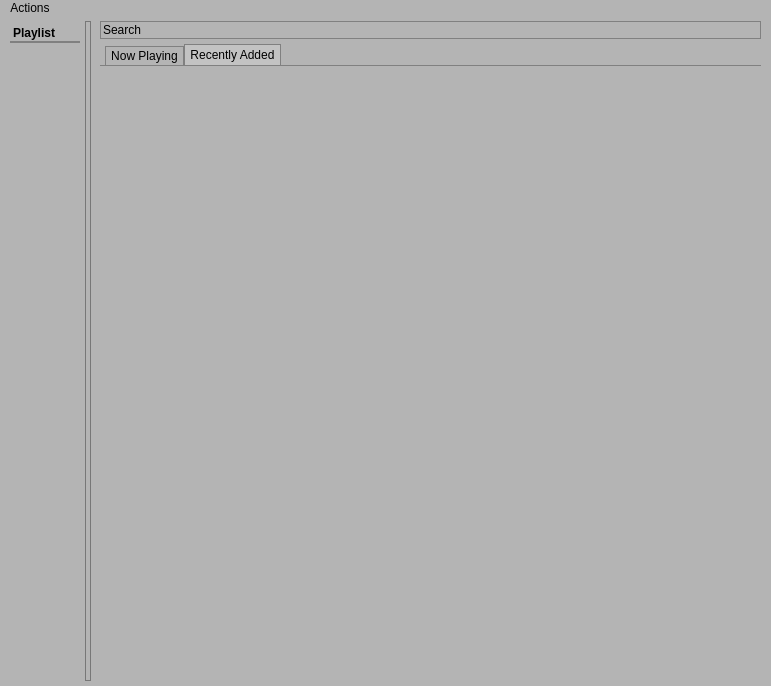
Qt form ssmp/ssmp.ui (Sushisource/wubwub) before a commit.
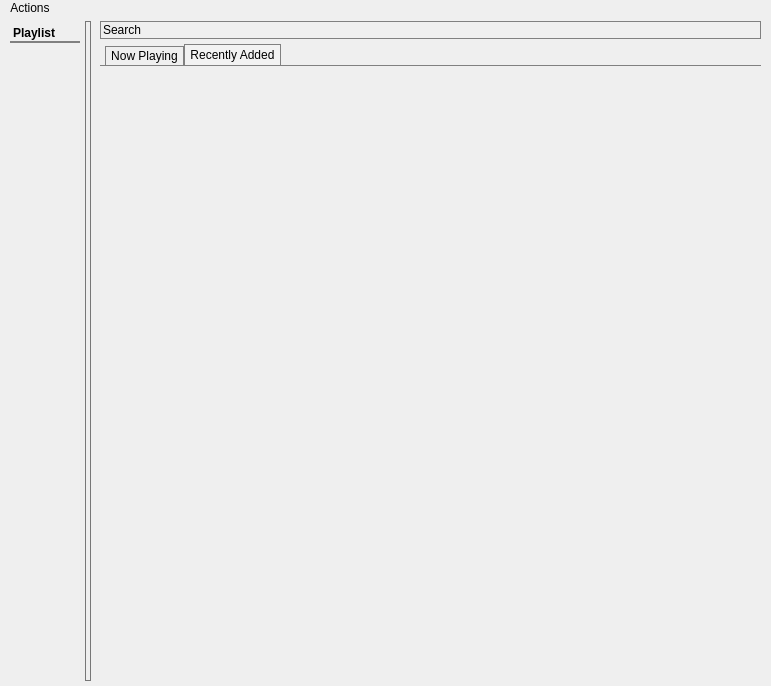
The same form after that commit. Custom widgets are drawn as their Qt base class.

Commit message: Fix weird palette issue on OS X. Issue is I am forced to use default window color for now...

The edit to the form file:
```diff
--- a/ssmp/ssmp.ui
+++ b/ssmp/ssmp.ui
@@ -16,130 +16,12 @@
     <height>200</height>
    </size>
   </property>
-  <property name="palette">
-   <palette>
-    <active>
-     <colorrole role="Button">
-      <brush brushstyle="SolidPattern">
-       <color alpha="255">
-        <red>180</red>
-        <green>180</green>
-        <blue>180</blue>
-       </color>
-      </brush>
-     </colorrole>
-     <colorrole role="Base">
-      <brush brushstyle="SolidPattern">
-       <color alpha="255">
-        <red>180</red>
-        <green>180</green>
-        <blue>180</blue>
-       </color>
-      </brush>
-     </colorrole>
-     <colorrole role="Window">
-      <brush brushstyle="SolidPattern">
-       <color alpha="255">
-        <red>180</red>
-        <green>180</green>
-        <blue>180</blue>
-       </color>
-      </brush>
-     </colorrole>
-     <colorrole role="NoRole">
-      <brush brushstyle="SolidPattern">
-       <color alpha="255">
-        <red>167</red>
-        <green>167</green>
-        <blue>167</blue>
-       </color>
-      </brush>
-     </colorrole>
-    </active>
-    <inactive>
-     <colorrole role="Button">
-      <brush brushstyle="SolidPattern">
-       <color alpha="255">
-        <red>180</red>
-        <green>180</green>
-        <blue>180</blue>
-       </color>
-      </brush>
-     </colorrole>
-     <colorrole role="Base">
-      <brush brushstyle="SolidPattern">
-       <color alpha="255">
-        <red>180</red>
-        <green>180</green>
-        <blue>180</blue>
-       </color>
-      </brush>
-     </colorrole>
-     <colorrole role="Window">
-      <brush brushstyle="SolidPattern">
-       <color alpha="255">
-        <red>180</red>
-        <green>180</green>
-        <blue>180</blue>
-       </color>
-      </brush>
-     </colorrole>
-     <colorrole role="NoRole">
-      <brush brushstyle="SolidPattern">
-       <color alpha="255">
-        <red>167</red>
-        <green>167</green>
-        <blue>167</blue>
-       </color>
-      </brush>
-     </colorrole>
-    </inactive>
-    <disabled>
-     <colorrole role="Button">
-      <brush brushstyle="SolidPattern">
-       <color alpha="255">
-        <red>180</red>
-        <green>180</green>
-        <blue>180</blue>
-       </color>
-      </brush>
-     </colorrole>
-     <colorrole role="Base">
-      <brush brushstyle="SolidPattern">
-       <color alpha="255">
-        <red>180</red>
-        <green>180</green>
-        <blue>180</blue>
-       </color>
-      </brush>
-     </colorrole>
-     <colorrole role="Window">
-      <brush brushstyle="SolidPattern">
-       <color alpha="255">
-        <red>180</red>
-        <green>180</green>
-        <blue>180</blue>
-       </color>
-      </brush>
-     </colorrole>
-     <colorrole role="NoRole">
-      <brush brushstyle="SolidPattern">
-       <color alpha="255">
-        <red>167</red>
-        <green>167</green>
-        <blue>167</blue>
-       </color>
-      </brush>
-     </colorrole>
-    </disabled>
-   </palette>
-  </property>
   <property name="windowTitle">
    <string>ssmp</string>
   </property>
   <property name="styleSheet">
    <string notr="true">QObject {
-	background: rgb(180, 180, 180);
+	background: palette(window);
 }
 
 QMenuBar {
```
The commit also changes 1 other file.
